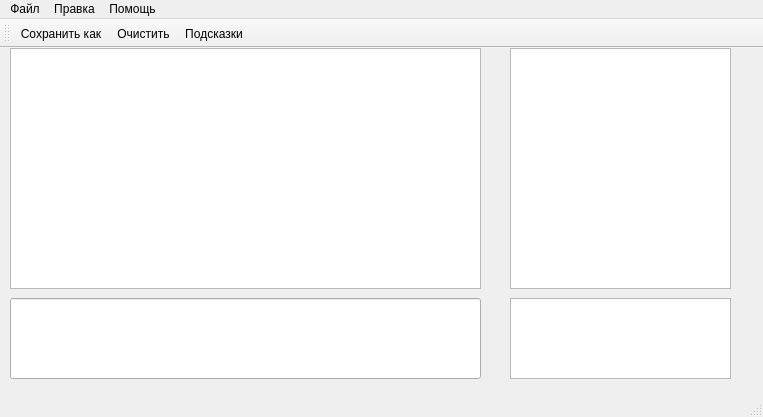
Before: the Qt Designer form ui/main.ui in SPC-project/SimplyDCS, drawn with Qt 5.
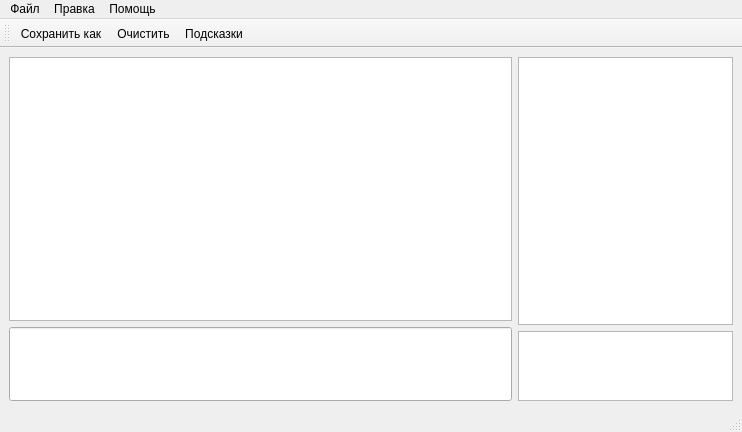
After: the same form once the commit is applied. Icons and pictures are not drawn.

What changed in the file:
```diff
--- a/ui/main.ui
+++ b/ui/main.ui
@@ -6,61 +6,63 @@
    <rect>
     <x>0</x>
     <y>0</y>
-    <width>763</width>
-    <height>417</height>
+    <width>742</width>
+    <height>432</height>
    </rect>
   </property>
+  <property name="minimumSize">
+   <size>
+    <width>0</width>
+    <height>70</height>
+   </size>
+  </property>
   <property name="windowTitle">
    <string>MainWindow</string>
   </property>
   <widget class="QWidget" name="centralwidget">
-   <widget class="QTextBrowser" name="output_area">
-    <property name="geometry">
-     <rect>
-      <x>10</x>
-      <y>0</y>
-      <width>471</width>
-      <height>241</height>
-     </rect>
-    </property>
-   </widget>
-   <widget class="QTextBrowser" name="textBrowser_2">
-    <property name="geometry">
-     <rect>
-      <x>510</x>
-      <y>0</y>
-      <width>221</width>
-      <height>241</height>
-     </rect>
-    </property>
-   </widget>
-   <widget class="QLineEdit" name="input_area">
-    <property name="geometry">
-     <rect>
-      <x>10</x>
-      <y>250</y>
-      <width>471</width>
-      <height>81</height>
-     </rect>
-    </property>
-   </widget>
-   <widget class="QListWidget" name="listWidget">
-    <property name="geometry">
-     <rect>
-      <x>510</x>
-      <y>250</y>
-      <width>221</width>
-      <height>81</height>
-     </rect>
-    </property>
-   </widget>
+   <layout class="QGridLayout" name="gridLayout">
+    <item row="0" column="0">
+     <layout class="QHBoxLayout" name="horizontalLayout" stretch="7,3">
+      <item>
+       <layout class="QVBoxLayout" name="verticalLayout_2" stretch="0,0">
+        <item>
+         <widget class="QTextBrowser" name="output_area"/>
+        </item>
+        <item>
+         <widget class="QLineEdit" name="input_area">
+          <property name="minimumSize">
+           <size>
+            <width>0</width>
+            <height>74</height>
+           </size>
+          </property>
+          <property name="clearButtonEnabled">
+           <bool>false</bool>
+          </property>
+         </widget>
+        </item>
+       </layout>
+      </item>
+      <item>
+       <layout class="QVBoxLayout" name="verticalLayout" stretch="8,2">
+        <item>
+         <widget class="QTextBrowser" name="textBrowser_2"/>
+        </item>
+        <item>
+         <widget class="QListWidget" name="listWidget"/>
+        </item>
+       </layout>
+      </item>
+     </layout>
+    </item>
+   </layout>
   </widget>
   <widget class="QMenuBar" name="menubar">
    <property name="geometry">
     <rect>
      <x>0</x>
      <y>0</y>
-     <width>763</width>
+     <width>742</width>
      <height>30</height>
     </rect>
    </property>
@@ -97,7 +99,7 @@
     <enum>TopToolBarArea</enum>
    </attribute>
    <attribute name="toolBarBreak">
-    <bool>false</bool>
+    <bool>true</bool>
    </attribute>
    <addaction name="m_save"/>
    <addaction name="m_clear"/>
```
Left out of the diff: 4 changed lines with no effect on the pictures.
